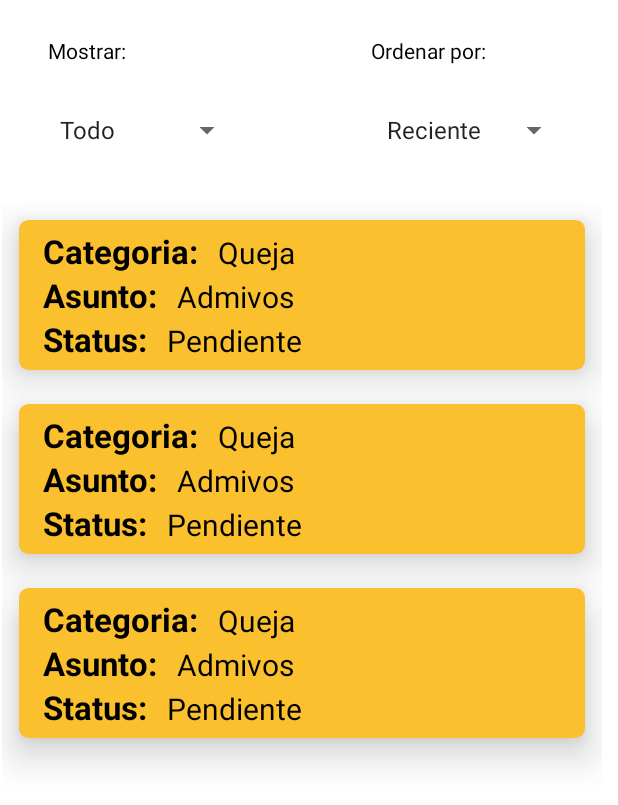
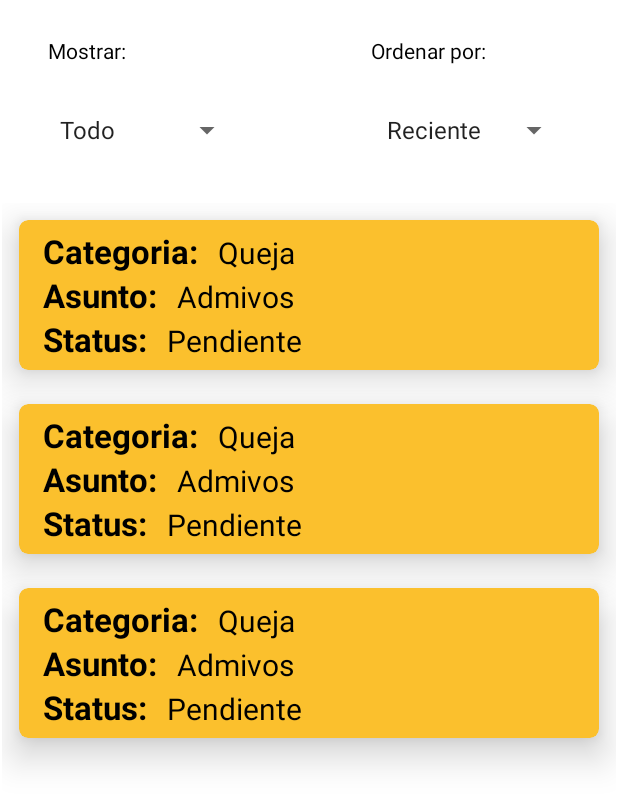
Before and after one commit to susanamb/BuzonMejora_FCA, an Android app: the layout activity_data_view.xml on its own in the app's theme, with its tools: preview values and no code run, on a phone screen of 412 x 824 dp. Shown: the top 805 px of the screen. Run offline under Robolectric (Android 15) with nearby library versions, the phone set to English and light mode, and no system bars.

Commit message:
vitas consultas

```diff
--- a/app/src/main/res/layout/activity_data_view.xml
+++ b/app/src/main/res/layout/activity_data_view.xml
@@ -8,8 +8,8 @@
 
     <androidx.recyclerview.widget.RecyclerView
         android:id="@+id/dataList"
-        android:layout_width="400dp"
-        android:layout_height="654dp"
+        android:layout_width="match_parent"
+        android:layout_height="match_parent"
         android:layout_marginStart="1dp"
         android:layout_marginLeft="1dp"
         android:layout_marginTop="135dp"
@@ -18,10 +18,9 @@
         android:layout_marginBottom="8dp"
         app:layout_constraintBottom_toBottomOf="parent"
         app:layout_constraintEnd_toEndOf="parent"
-        app:layout_constraintHorizontal_bias="0.0"
         app:layout_constraintStart_toStartOf="parent"
         app:layout_constraintTop_toTopOf="parent"
-        app:layout_constraintVertical_bias="0.0"
+        app:layout_constraintVertical_bias="0.25"
         tools:listitem="@layout/queja_sugerencia" />
 
     <Spinner
--- a/app/src/main/res/layout/activity_filtered_data.xml
+++ b/app/src/main/res/layout/activity_filtered_data.xml
@@ -9,7 +9,7 @@
     <androidx.recyclerview.widget.RecyclerView
         android:id="@+id/dataList"
         android:layout_width="match_parent"
-        android:layout_height="wrap_content"
+        android:layout_height="match_parent"
         android:layout_marginStart="1dp"
         android:layout_marginLeft="1dp"
         android:layout_marginTop="135dp"
@@ -18,7 +18,7 @@
         android:layout_marginBottom="8dp"
         app:layout_constraintBottom_toBottomOf="parent"
         app:layout_constraintEnd_toEndOf="parent"
-        app:layout_constraintHorizontal_bias="1.0"
+        app:layout_constraintHorizontal_bias="0.553"
         app:layout_constraintStart_toStartOf="parent"
         app:layout_constraintTop_toTopOf="parent"
         app:layout_constraintVertical_bias="0.0"
--- a/app/src/main/res/layout/activity_login.xml
+++ b/app/src/main/res/layout/activity_login.xml
@@ -48,6 +48,7 @@
         android:layout_marginTop="24dp"
         android:layout_marginEnd="70dp"
         android:layout_marginRight="70dp"
+        app:passwordToggleEnabled="true"
         app:layout_constraintEnd_toEndOf="parent"
         app:layout_constraintStart_toStartOf="parent"
         app:layout_constraintTop_toBottomOf="@+id/textInputLayout5">
```
Also changed, not shown: app/src/main/java/com/example/buzonfca/FilteredData.kt (+15 -15 lines).
